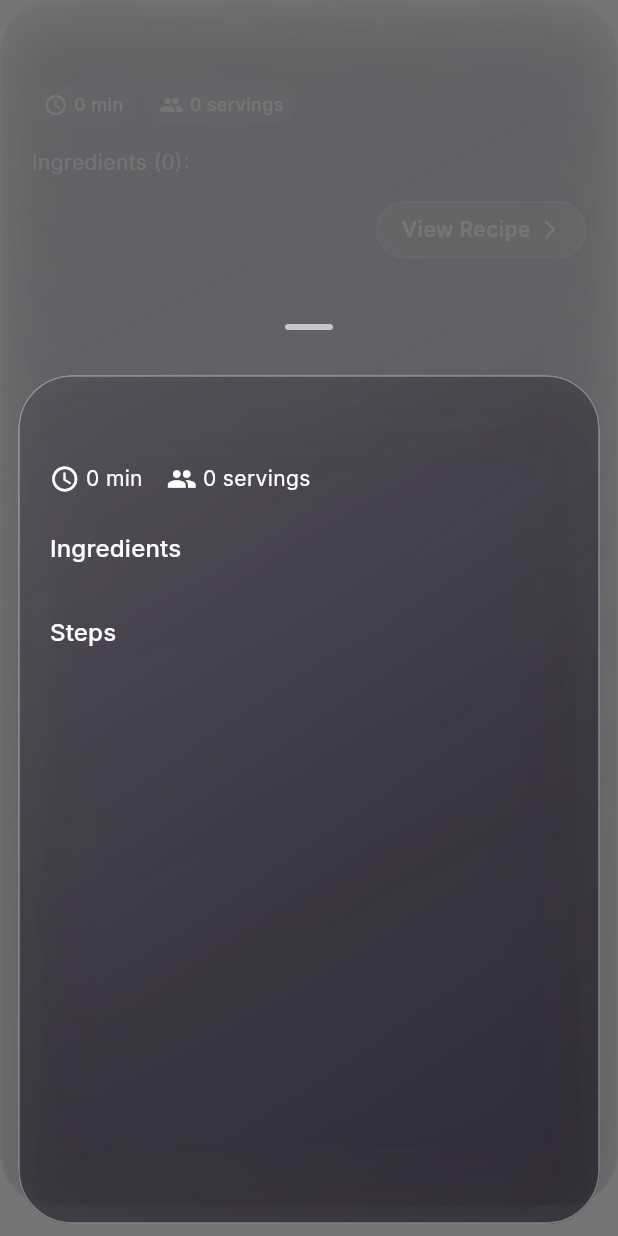
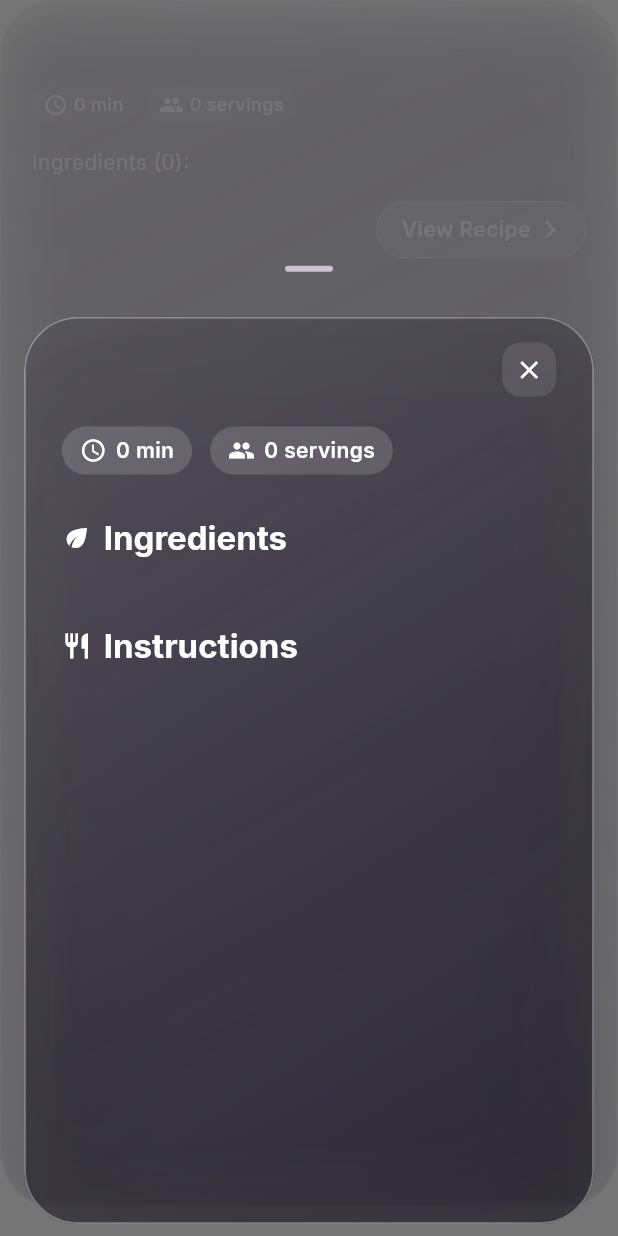
Before and after one commit to MarkCnw/KubChef, a Flutter app: the GlassRecipeCard widget shown alone on an empty page, opened directly with empty values, after a tap on "View Recipe", on a phone screen of 412 x 824 dp. Run offline on Flutter 3.47's test engine with Material 3 defaults, Android fonts, the phone set to English and light mode, and no system bars; our stand-ins replace google_fonts, image_picker.

Commit message:
Final UX/UI polish: Fix syntax, enhance navigation, and refined recipe modals
Co-authored-by: MarkCnw <134189350+MarkCnw@users.noreply.github.com>

```diff
--- a/kub_chef/lib/core/theme/app_theme.dart
+++ b/kub_chef/lib/core/theme/app_theme.dart
@@ -35,12 +35,24 @@ class AppTheme {
       navigationBarTheme: NavigationBarThemeData(
         elevation: 0,
         backgroundColor: Colors.transparent,
-        indicatorColor: Colors.white.withOpacity(0.16),
+        indicatorColor: Colors.white.withOpacity(0.2),
         labelTextStyle: WidgetStateProperty.resolveWith(
-          (states) => TextStyle(
+          (states) => GoogleFonts.inter(
             fontWeight: states.contains(WidgetState.selected)
-                ? FontWeight.w600
-                : FontWeight.w400,
+                ? FontWeight.w700
+                : FontWeight.w500,
+            fontSize: 12,
+            color: Colors.white.withOpacity(
+              states.contains(WidgetState.selected) ? 1.0 : 0.7,
+            ),
+          ),
+        ),
+        iconTheme: WidgetStateProperty.resolveWith(
+          (states) => IconThemeData(
+            color: Colors.white.withOpacity(
+              states.contains(WidgetState.selected) ? 1.0 : 0.6,
+            ),
+            size: 24,
           ),
         ),
       ),
--- a/kub_chef/lib/features/suggestions/widgets/glass_recipe_card.dart
+++ b/kub_chef/lib/features/suggestions/widgets/glass_recipe_card.dart
@@ -173,67 +173,188 @@ class GlassRecipeCard extends StatelessWidget {
       showDragHandle: true,
       backgroundColor: Colors.transparent,
       builder: (_) => DraggableScrollableSheet(
-        initialChildSize: 0.75,
+        initialChildSize: 0.8,
         maxChildSize: 0.95,
-        minChildSize: 0.5,
+        minChildSize: 0.6,
         expand: false,
         builder: (_, controller) => Padding(
-          padding: const EdgeInsets.symmetric(horizontal: 12, vertical: 8),
+          padding: const EdgeInsets.symmetric(horizontal: 16, vertical: 8),
           child: GlassContainer(
-            elevation: 6,
-            padding: const EdgeInsets.fromLTRB(20, 10, 20, 30),
+            elevation: 10,
+            padding: const EdgeInsets.fromLTRB(24, 16, 24, 36),
             child: ListView(
               controller: controller,
               children: [
-                Text(
-                  recipe.title,
-                  style: Theme.of(context).textTheme.headlineSmall
-                      ?.copyWith(fontWeight: FontWeight.w700),
+                Row(
+                  children: [
+                    Expanded(
+                      child: Text(
+                        recipe.title,
+                        style: Theme.of(context).textTheme.headlineSmall
+                            ?.copyWith(
+                              fontWeight: FontWeight.w800,
+                              height: 1.2,
+                            ),
+                      ),
+                    ),
+                    GestureDetector(
+                      onTap: () => Navigator.pop(context),
+                      child: Container(
+                        padding: const EdgeInsets.all(8),
+                        decoration: BoxDecoration(
+                          color: Colors.white.withOpacity(0.1),
+                          borderRadius: BorderRadius.circular(12),
+                        ),
+                        child: const Icon(
+                          Icons.close,
+                          color: Colors.white,
+                          size: 20,
+                        ),
+                      ),
+                    ),
+                  ],
+                ),
+                const SizedBox(height: 20),
+                Row(
+                  children: [
+                    Container(
+                      padding: const EdgeInsets.symmetric(horizontal: 12, vertical: 6),
+                      decoration: BoxDecoration(
+                        color: Colors.white.withOpacity(0.15),
+                        borderRadius: BorderRadius.circular(16),
+                      ),
+                      child: Row(
+                        mainAxisSize: MainAxisSize.min,
+                        children: [
+                          const Icon(Icons.schedule, size: 18),
+                          const SizedBox(width: 6),
+                          Text(
+                            '${recipe.timeMinutes} min',
+                            style: const TextStyle(fontWeight: FontWeight.w600),
+                          ),
+                        ],
+                      ),
+                    ),
+                    const SizedBox(width: 12),
+                    Container(
+                      padding: const EdgeInsets.symmetric(horizontal: 12, vertical: 6),
+                      decoration: BoxDecoration(
+                        color: Colors.white.withOpacity(0.15),
+                        borderRadius: BorderRadius.circular(16),
+                      ),
+                      child: Row(
+                        mainAxisSize: MainAxisSize.min,
+                        children: [
+                          const Icon(Icons.group, size: 18),
+                          const SizedBox(width: 6),
+                          Text(
+                            '${recipe.servings} servings',
+                            style: const TextStyle(fontWeight: FontWeight.w600),
+                          ),
+                        ],
+                      ),
+                    ),
+                  ],
+                ),
+                const SizedBox(height: 28),
+                Row(
+                  children: [
+                    const Icon(Icons.eco, size: 20),
+                    const SizedBox(width: 8),
+                    Text(
+                      'Ingredients',
+                      style: Theme.of(context).textTheme.titleLarge?.copyWith(
+                        fontWeight: FontWeight.w700,
+                      ),
+                    ),
+                  ],
                 ),
                 const SizedBox(height: 16),
-                Row(
-                  children: [
-                    const Icon(Icons.schedule, size: 20),
-                    const SizedBox(width: 4),
-                    Text('${recipe.timeMinutes} min'),
-                    const SizedBox(width: 16),
-                    const Icon(Icons.group, size: 20),
-                    const SizedBox(width: 4),
-                    Text('${recipe.servings} servings'),
-                  ],
-                ),
-                const SizedBox(height: 24),
-                Text(
-                  'Ingredients',
-                  style: Theme.of(context).textTheme.titleMedium,
-                ),
-                const SizedBox(height: 8),
                 ...recipe.ingredients.map(
-                  (e) => Padding(
-                    padding: const EdgeInsets.symmetric(vertical: 4),
+                  (e) => Container(
+                    margin: const EdgeInsets.only(bottom: 8),
+                    padding: const EdgeInsets.symmetric(vertical: 12, horizontal: 16),
+                    decoration: BoxDecoration(
+                      color: Colors.white.withOpacity(0.08),
+                      borderRadius: BorderRadius.circular(12),
+                    ),
                     child: Row(
-                      crossAxisAlignment: CrossAxisAlignment.start,
+                      crossAxisAlignment: CrossAxisAlignment.center,
                       children: [
-                        const Text('•  '),
-                        Expanded(child: Text(e)),
+                        Container(
+                          width: 6,
+                          height: 6,
+                          decoration: BoxDecoration(
+                            color: Colors.white.withOpacity(0.6),
+                            shape: BoxShape.circle,
+                          ),
+                        ),
+                        const SizedBox(width: 12),
+                        Expanded(
+                          child: Text(
+                            e,
+                            style: const TextStyle(
+                              fontWeight: FontWeight.w500,
+                              height: 1.4,
+                            ),
+                          ),
+                        ),
                       ],
                     ),
                   ),
                 ),
-                const SizedBox(height: 24),
-                Text(
-                  'Steps',
-                  style: Theme.of(context).textTheme.titleMedium,
+                const SizedBox(height: 28),
+                Row(
+                  children: [
+                    const Icon(Icons.restaurant, size: 20),
+                    const SizedBox(width: 8),
+                    Text(
+                      'Instructions',
+                      style: Theme.of(context).textTheme.titleLarge?.copyWith(
+                        fontWeight: FontWeight.w700,
+                      ),
+                    ),
+                  ],
                 ),
-                const SizedBox(height: 8),
+                const SizedBox(height: 16),
                 ...recipe.steps.asMap().entries.map(
-                  (e) => Padding(
-                    padding: const EdgeInsets.symmetric(vertical: 6),
+                  (e) => Container(
+                    margin: const EdgeInsets.only(bottom: 12),
+                    padding: const EdgeInsets.all(16),
+                    decoration: BoxDecoration(
+                      color: Colors.white.withOpacity(0.08),
+                      borderRadius: BorderRadius.circular(16),
+                    ),
                     child: Row(
                       crossAxisAlignment: CrossAxisAlignment.start,
                       children: [
-                        Text('${e.key + 1}. '),
-                        Expanded(child: Text(e.value)),
+                        Container(
+                          width: 28,
+                          height: 28,
+                          decoration: BoxDecoration(
+                            color: Colors.white.withOpacity(0.2),
+                            borderRadius: BorderRadius.circular(14),
+                          ),
+                          child: Center(
+                            child: Text(
+                              '${e.key + 1}',
+                              style: const TextStyle(
+                                fontWeight: FontWeight.w700,
+                                fontSize: 14,
+                              ),
+                            ),
+                          ),
+                        ),
+                        const SizedBox(width: 16),
+                        Expanded(
+                          child: Text(
+                            e.value,
+                            style: const TextStyle(
+                              fontWeight: FontWeight.w500,
+                              height: 1.5,
+                            ),
+                          ),
+                        ),
                       ],
                     ),
                   ),
--- a/kub_chef/lib/main.dart
+++ b/kub_chef/lib/main.dart
@@ -45,14 +45,17 @@ class _Root extends StatelessWidget {
         destinations: const [
           NavigationDestination(
             icon: Icon(Icons.camera_alt_outlined),
+            selectedIcon: Icon(Icons.camera_alt),
             label: 'Scan',
           ),
             NavigationDestination(
-            icon: Icon(Icons.menu_book_outlined),
+            icon: Icon(Icons.restaurant_menu_outlined),
+            selectedIcon: Icon(Icons.restaurant_menu),
             label: 'Recipes',
           ),
           NavigationDestination(
             icon: Icon(Icons.bookmark_outline),
+            selectedIcon: Icon(Icons.bookmark),
             label: 'Saved',
           ),
         ],
@@ -161,4 +164,4 @@ class _SavedPlaceholder extends StatelessWidget {
         ),
       ),
     );
-  }
+  }}
```
